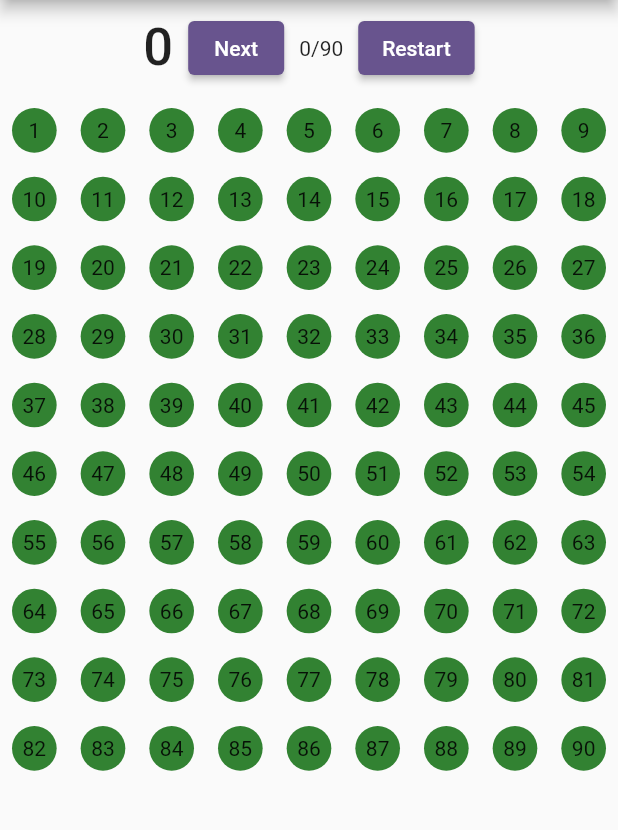
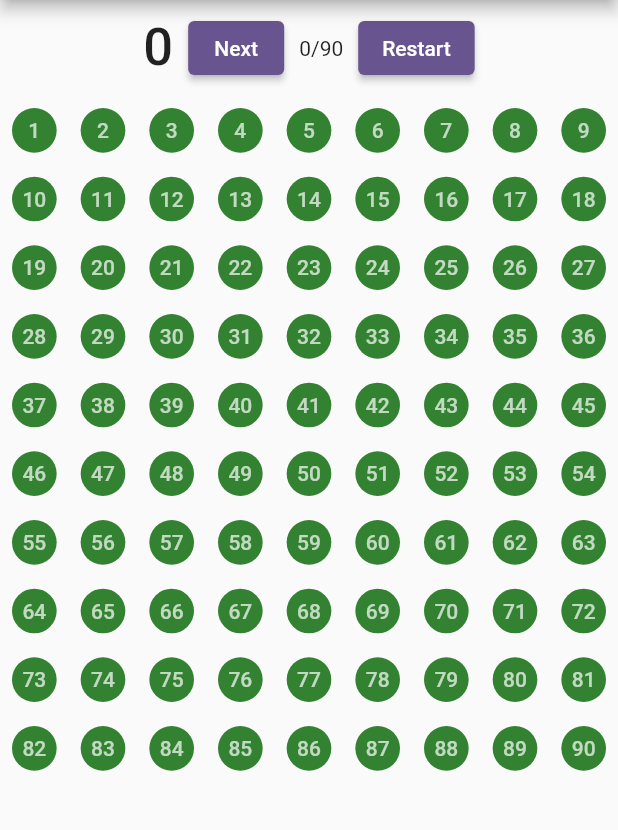
Before and after one commit to vipullal-github/Bingo-Number-Generator, a Flutter app: the screen it shows after launch, after a tap on "Start new game", on a phone screen of 412 x 824 dp, the part 84-914 px from its top. Run offline on Flutter 3.47's test engine with Material 2 defaults, Android fonts, the phone set to English and light mode, and no system bars.

Commit message:
Installing on Xiaomi

```diff
--- a/lib/app_data.dart
+++ b/lib/app_data.dart
@@ -1,7 +1,6 @@
 import 'dart:async';
 import 'dart:math';
 import 'package:flutter/foundation.dart';
-import 'package:flutter/material.dart';
 import 'bingo_ball.dart';
 
 enum GameState {
@@ -102,8 +101,8 @@ Map<int, String> whittyQuotes = {
   84: "Give me more",
   85: "Staying alive",
   86: "Between the sticks",
-  87: "Two fat ladies",
-  88: "",
+  87: "",
+  88: "Two fat ladies",
   89: "",
   90: "Top of the shop",
 };
@@ -119,8 +118,8 @@ class AppData with ChangeNotifier {
   Map<int, bool> flags =
       {}; // Using Map instead of BitSet because BitSet is not supported on Web
 
-  int _lastNumber = 0;
-  int get lastNumber => _lastNumber;
+  // int _lastNumber = 0;
+  // int get lastNumber => _lastNumber;
 
   String getWhittySaying() {
     int b = getCurrentBallPicked();
@@ -156,7 +155,9 @@ class AppData with ChangeNotifier {
     for (var e in ballsSet) {
       result += "${e.value} ";
     }
-    print(result);
+    if (kDebugMode) {
+      print(result);
+    }
   }
 
   // -------------------------------
--- a/lib/bingo_ball_list.dart
+++ b/lib/bingo_ball_list.dart
@@ -10,6 +10,9 @@ class BingoBallList extends StatelessWidget {
   Widget build(BuildContext context) {
     Color selectedColor = const Color.fromRGBO(0, 100, 0, 0.8);
     Color unSelectedColor = const Color.fromARGB(153, 115, 142, 14);
+    Color textColor = Colors.white70;
+    TextStyle? ts =
+        Theme.of(context).textTheme.bodyLarge?.copyWith(color: textColor);
     Map<int, bool> flags = provider.flags;
     return GridView.extent(
       //crossAxisCount: 5,
@@ -28,7 +31,10 @@ class BingoBallList extends StatelessWidget {
             child: Center(
               child: Padding(
                 padding: const EdgeInsets.all(6.0),
-                child: Text("$idx"),
+                child: Text(
+                  "$idx",
+                  style: ts,
+                ),
               ),
             ),
           );
```
Also changed, not shown: lib/main.dart (+0 -79 lines).
